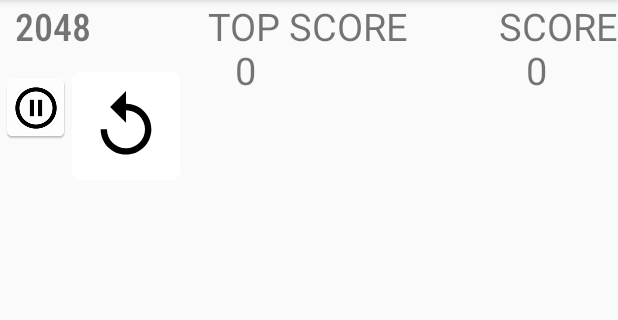
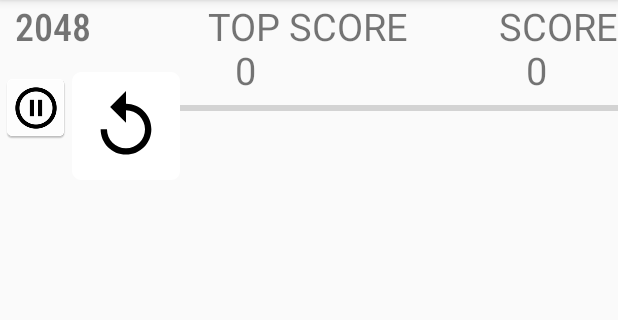
Before and after one commit to JoaoAugustoI/Jogo2048, an Android app: the game screen opened directly, with no data from a screen before it, on a phone screen of 412 x 824 dp, the part 84-404 px from its top. Run offline under Robolectric (Android 15) with nearby library versions, the phone set to English and light mode, and no system bars.

Commit message:
ate a progress bar, embora eu acho que farei ela diferente

```diff
--- a/TrabalhoFinal/app/src/main/res/layout/layout_game.xml
+++ b/TrabalhoFinal/app/src/main/res/layout/layout_game.xml
@@ -43,6 +43,7 @@
         />
 
     <ImageView
+        android:id="@+id/replay"
         android:layout_width="wrap_content"
         android:layout_height="wrap_content"
         android:background="@mipmap/replay"
@@ -51,5 +52,13 @@
         android:layout_marginTop="20px"
         android:layout_toRightOf="@+id/pause" />
 
+    <ProgressBar
+        android:layout_below="@+id/pontos"
+        android:layout_toRightOf="@+id/replay"
+        android:id="@+id/progressbar"
+        android:layout_width="match_parent"
+        android:layout_height="wrap_content"
+        style="@style/Widget.AppCompat.ProgressBar.Horizontal"
+        />
 
 </RelativeLayout>
```
